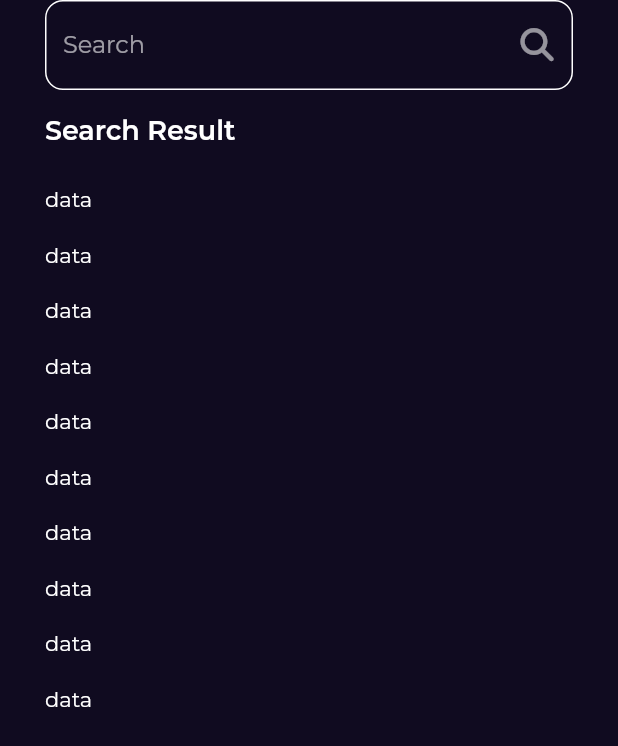
After one commit to OmarAlammari/my_bookly, a Flutter app: the SearchView screen opened by its route, on a phone screen of 412 x 824 dp. The commit adds this screen. Shown: the top 746 px of the screen. Run offline on Flutter 3.47's test engine with Material 2 defaults, Android fonts, the phone set to English and light mode, and no system bars; our stand-ins replace font_awesome_flutter, go_router, google_fonts.

Commit message:
create search view

```diff
--- /dev/null
+++ b/lib/Features/search/presentation/views/search_view.dart
@@ -0,0 +1,16 @@
+import 'package:flutter/material.dart';
+
+import 'widgets/search_view_body.dart';
+
+class SearchView extends StatelessWidget {
+  const SearchView({super.key});
+
+  @override
+  Widget build(BuildContext context) {
+    return const Scaffold(
+      body: SafeArea(
+        child: SearchViewBody(),
+      ),
+    );
+  }
+}
--- /dev/null
+++ b/lib/Features/search/presentation/views/widgets/custom_search_text_field.dart
@@ -0,0 +1,38 @@
+import 'package:flutter/material.dart';
+import 'package:font_awesome_flutter/font_awesome_flutter.dart';
+
+class CustomSearchTextField extends StatelessWidget {
+  const CustomSearchTextField({super.key});
+
+  @override
+  Widget build(BuildContext context) {
+    return TextField(
+      decoration: InputDecoration(
+        enabledBorder: buildOutlineInputBorder(),
+        focusedBorder: buildOutlineInputBorder(),
+        hintText: 'Search',
+        suffixIcon: IconButton(
+          onPressed: () {},
+          icon: const Opacity(
+            opacity: .8,
+            child: Icon(
+              FontAwesomeIcons.magnifyingGlass,
+              size: 22,
+            ),
+          ),
+        ),
+      ),
+    );
+  }
+
+  OutlineInputBorder buildOutlineInputBorder() {
+    return OutlineInputBorder(
+      borderSide: const BorderSide(
+        color: Colors.white,
+      ),
+      borderRadius: BorderRadius.circular(
+        12,
+      ),
+    );
+  }
+}
--- /dev/null
+++ b/lib/Features/search/presentation/views/widgets/search_view_body.dart
@@ -0,0 +1,58 @@
+import 'package:flutter/cupertino.dart';
+import 'package:flutter/material.dart';
+import 'package:flutter/src/widgets/container.dart';
+import 'package:flutter/src/widgets/framework.dart';
+import 'package:font_awesome_flutter/font_awesome_flutter.dart';
+
+import '../../../../../core/utils/styles.dart';
+import '../../../../home/presentation/views/widgets/best_seller_list_view_item.dart';
+import 'custom_search_text_field.dart';
+
+class SearchViewBody extends StatelessWidget {
+  const SearchViewBody({super.key});
+
+  @override
+  Widget build(BuildContext context) {
+    return Padding(
+      padding: const EdgeInsets.symmetric(horizontal: 30),
+      child: Column(
+        crossAxisAlignment: CrossAxisAlignment.start,
+        children: const [
+          CustomSearchTextField(),
+          SizedBox(
+            height: 16,
+          ),
+          Text(
+            'Search Result',
+            style: Styles.textStyle18,
+          ),
+          SizedBox(
+            height: 16,
+          ),
+          Expanded(
+            child: SearchResultListView(),
+          ),
+        ],
+      ),
+    );
+  }
+}
+
+class SearchResultListView extends StatelessWidget {
+  const SearchResultListView({super.key});
+
+  @override
+  Widget build(BuildContext context) {
+    return ListView.builder(
+      padding: EdgeInsets.zero,
+      itemCount: 10,
+      itemBuilder: (context, index) {
+        return const Padding(
+          padding: EdgeInsets.symmetric(vertical: 10),
+          // child: BookListViewItem(),
+          child: Text('data'),
+        );
+      },
+    );
+  }
+}
--- a/lib/core/utils/app_router.dart
+++ b/lib/core/utils/app_router.dart
@@ -1,9 +1,9 @@
-
 import 'package:go_router/go_router.dart';
 
 import '../../Features/Splash/presentation/views/splash_view.dart';
 import '../../Features/home/presentation/views/book_details_view.dart';
 import '../../Features/home/presentation/views/home_view.dart';
+import '../../Features/search/presentation/views/search_view.dart';
 
 abstract class AppRouter {
   static const kHomeView = '/homeView';
@@ -21,10 +21,13 @@ abstract class AppRouter {
         builder: (context, state) => const HomeView(),
       ),
       GoRoute(
+        path: kSearchView,
+        builder: (context, state) => const SearchView(),
+      ),
+      GoRoute(
         path: kBookDetailsView,
         builder: (context, state) => const BookDetailsView(),
       ),
-
     ],
   );
 }
```
